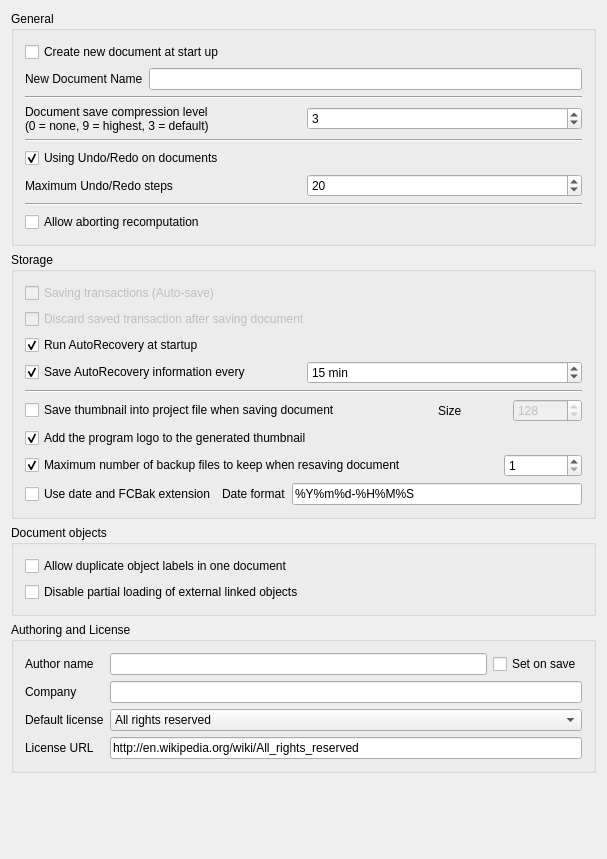
The window that src/Gui/DlgSettingsDocument.ui (Kuzma30/FreeCAD) describes before a commit, drawn with Qt 5.
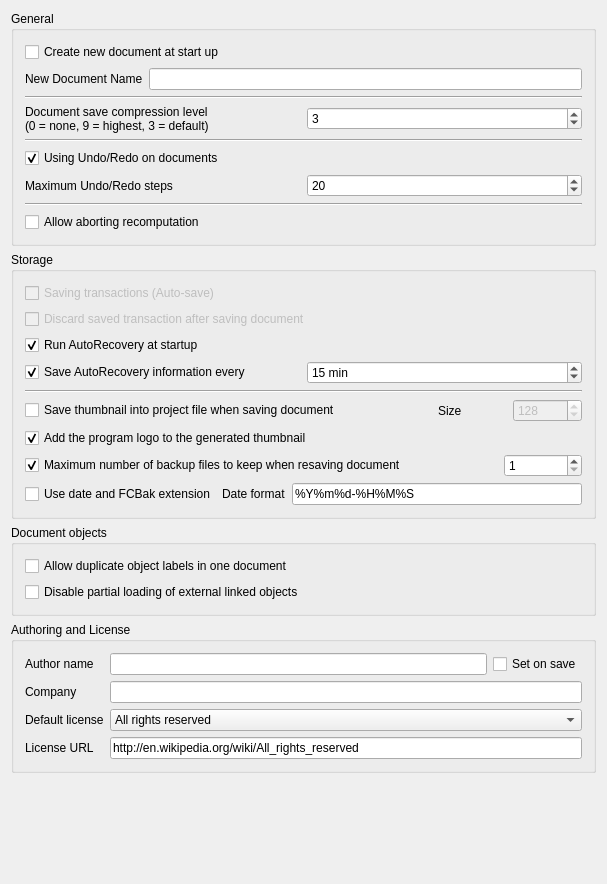
The same window after the commit. Custom widgets are drawn as their Qt base class.

Commit message: Fix error in text.

Patch:
```diff
--- a/src/Gui/DlgSettingsDocument.ui
+++ b/src/Gui/DlgSettingsDocument.ui
@@ -7,7 +7,7 @@
     <x>0</x>
     <y>0</y>
     <width>607</width>
-    <height>859</height>
+    <height>884</height>
    </rect>
   </property>
   <property name="windowTitle">
```
Left out of the diff: 2 changed lines with no effect on the pictures.
